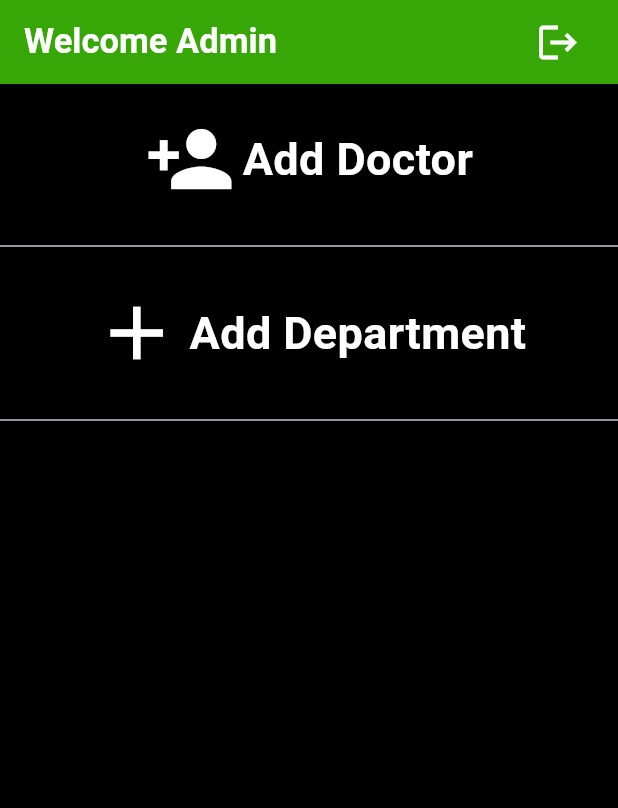
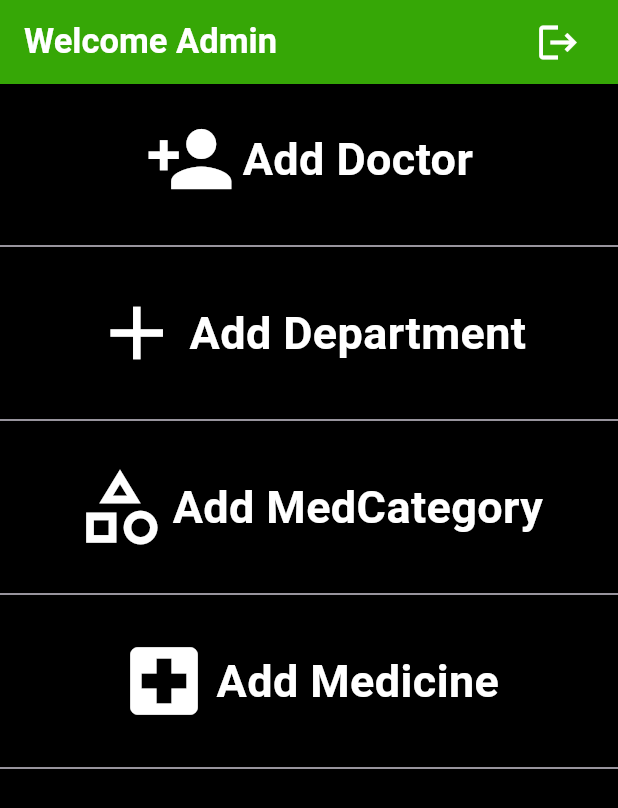
Before and after one commit to Shrijan125/Hospital_Management_Frontend_Flutter, a Flutter app: the HomePageAdmin screen opened directly, on a phone screen of 412 x 824 dp. Shown: the top 808 px of the screen. Run offline on Flutter 3.47's test engine with Material 3 defaults, Android fonts, the phone set to English and light mode, and no system bars; our stand-ins replace animated_text_kit, bloc, flutter_bloc, image_picker, jwt_decoder, page_transition and 1 more; accounts and stored records are empty.

Commit message:
Included addMedCategory functionality

```diff
--- a/lib/features/admin/add_department/bloc/add_department_bloc.dart
+++ b/lib/features/admin/add_department/bloc/add_department_bloc.dart
@@ -21,12 +21,15 @@ class AddDepartmentBloc extends Bloc<AddDepartmentEvent, AddDepartmentState> {
       emit(AddDepartmentSuccessState());
     } else if (response.statusCode == 400) {
       emit(AddDepartmentErrorState("Department name is required"));
+      emit(AddDepartmentInitial());
     } else if (response.statusCode == 500) {
       emit(AddDepartmentErrorState(
           "Something went wrong while creating the department"));
+      emit(AddDepartmentInitial());
     } else {
       emit(AddDepartmentErrorState(
           "Something went wrong while creating the department"));
+      emit(AddDepartmentInitial());
     }
   }
 }
--- /dev/null
+++ b/lib/features/admin/add_med_category/bloc/add_medicine_category_event.dart
@@ -0,0 +1,10 @@
+part of 'add_medicine_category_bloc.dart';
+
+@immutable
+sealed class AddMedicineCategoryEvent {}
+
+class AddMedicineButtonClickedEvent extends AddMedicineCategoryEvent {
+  final String categoryName;
+
+  AddMedicineButtonClickedEvent({required this.categoryName});
+}
--- /dev/null
+++ b/lib/features/admin/add_medicine/bloc/add_medicine_bloc.dart
@@ -0,0 +1,13 @@
+import 'package:bloc/bloc.dart';
+import 'package:meta/meta.dart';
+
+part 'add_medicine_event.dart';
+part 'add_medicine_state.dart';
+
+class AddMedicineBloc extends Bloc<AddMedicineEvent, AddMedicineState> {
+  AddMedicineBloc() : super(AddMedicineInitial()) {
+    on<AddMedicineEvent>((event, emit) {
+      // TODO: implement event handler
+    });
+  }
+}
--- /dev/null
+++ b/lib/features/admin/add_medicine/bloc/add_medicine_event.dart
@@ -0,0 +1,4 @@
+part of 'add_medicine_bloc.dart';
+
+@immutable
+sealed class AddMedicineEvent {}
--- /dev/null
+++ b/lib/features/admin/add_medicine/bloc/add_medicine_state.dart
@@ -0,0 +1,6 @@
+part of 'add_medicine_bloc.dart';
+
+@immutable
+sealed class AddMedicineState {}
+
+final class AddMedicineInitial extends AddMedicineState {}
--- a/lib/features/admin/home/bloc/admin_home_bloc.dart
+++ b/lib/features/admin/home/bloc/admin_home_bloc.dart
@@ -11,6 +11,8 @@ class AdminHomeBloc extends Bloc<AdminHomeEvent, AdminHomeState> {
     on<AdminLogoutButtonCLickedEvent>(adminLogoutButtonCLickedEvent);
     on<AddDoctorButtonClickedEvent>(addDoctorButtonClickedEvent);
     on<AddDepartmentButtonClickedEvent>(addDepartmentButtonClickedEvent);
+    on<AddMedCategoryButtonClickedEvent>(addMedCategoryButtonClickedEvent);
+    on<AddMedicineButtonClickedEvent>(addMedicineButtonClickedEvent);
   }
 
   FutureOr<void> adminLogoutButtonCLickedEvent(
@@ -27,4 +29,14 @@ class AdminHomeBloc extends Bloc<AdminHomeEvent, AdminHomeState> {
       AddDepartmentButtonClickedEvent event, Emitter<AdminHomeState> emit) {
     emit(AddDepartmentActionState());
   }
+
+  FutureOr<void> addMedCategoryButtonClickedEvent(
+      AddMedCategoryButtonClickedEvent event, Emitter<AdminHomeState> emit) {
+    emit(AddMedCategoryActionState());
+  }
+
+  FutureOr<void> addMedicineButtonClickedEvent(
+      AddMedicineButtonClickedEvent event, Emitter<AdminHomeState> emit) {
+    emit(AddMedicineActionState());
+  }
 }
--- a/lib/features/admin/home/bloc/admin_home_event.dart
+++ b/lib/features/admin/home/bloc/admin_home_event.dart
@@ -8,3 +8,7 @@ class AdminLogoutButtonCLickedEvent extends AdminHomeEvent {}
 class AddDoctorButtonClickedEvent extends AdminHomeEvent {}
 
 class AddDepartmentButtonClickedEvent extends AdminHomeEvent {}
+
+class AddMedCategoryButtonClickedEvent extends AdminHomeEvent {}
+
+class AddMedicineButtonClickedEvent extends AdminHomeEvent {}
--- a/lib/features/admin/home/bloc/admin_home_state.dart
+++ b/lib/features/admin/home/bloc/admin_home_state.dart
@@ -7,8 +7,12 @@ abstract class AdminHomeActionState extends AdminHomeState {}
 
 final class AdminHomeInitial extends AdminHomeState {}
 
-final class AdminLogoutActionState extends AdminHomeActionState {}
+class AdminLogoutActionState extends AdminHomeActionState {}
 
-final class AddDoctorActionState extends AdminHomeActionState {}
+class AddDoctorActionState extends AdminHomeActionState {}
 
-final class AddDepartmentActionState extends AdminHomeActionState {}
+class AddDepartmentActionState extends AdminHomeActionState {}
+
+class AddMedCategoryActionState extends AdminHomeActionState {}
+
+class AddMedicineActionState extends AdminHomeActionState {}
--- a/lib/features/admin/home/ui/home_page_admin.dart
+++ b/lib/features/admin/home/ui/home_page_admin.dart
@@ -2,6 +2,8 @@ import 'package:flutter/material.dart';
 import 'package:flutter_bloc/flutter_bloc.dart';
 import 'package:fontend/features/admin/add_doctor/ui/add_doctor.dart';
 import 'package:fontend/features/admin/add_department/ui/add_department.dart';
+import 'package:fontend/features/admin/add_med_category/ui/add_med_category.dart';
+import 'package:fontend/features/admin/add_medicine/ui/add_medicine.dart';
 import 'package:fontend/features/admin/home/bloc/admin_home_bloc.dart';
 import 'package:fontend/features/auth/ui/auth.dart';
 import 'package:fontend/utils/constants.dart';
@@ -31,6 +33,16 @@ class HomePageAdmin extends StatelessWidget {
         if (state is AddDoctorActionState) {
           Navigator.of(context).push(MaterialPageRoute(builder: (ctx) {
             return const AddDoctor();
+          }));
+        }
+        if (state is AddMedCategoryActionState) {
+          Navigator.of(context).push(MaterialPageRoute(builder: (ctx) {
+            return const MedCategory();
+          }));
+        }
+        if (state is AddMedicineActionState) {
+          Navigator.of(context).push(MaterialPageRoute(builder: (ctx) {
+            return const AddMedicine();
           }));
         }
       },
@@ -67,6 +79,20 @@ class HomePageAdmin extends StatelessWidget {
                   icon: Icons.add,
                   adminHomeBloc: adminHomeBloc,
                   event: AddDepartmentButtonClickedEvent()),
+              const Divider(),
+              ListTileAdminHome(
+                title: "Add MedCategory",
+                icon: Icons.category_outlined,
+                adminHomeBloc: adminHomeBloc,
+                event: AddMedCategoryButtonClickedEvent(),
+              ),
+              const Divider(),
+              ListTileAdminHome(
+                title: "Add Medicine",
+                icon: Icons.local_hospital,
+                adminHomeBloc: adminHomeBloc,
+                event: AddMedicineButtonClickedEvent(),
+              ),
               const Divider()
             ],
           ),
```
Also changed, not shown: lib/features/admin/add_med_category/bloc/add_medicine_category_bloc.dart (added, +37 -0 lines), lib/features/admin/add_med_category/bloc/add_medicine_category_state.dart (added, +20 -0 lines), lib/features/admin/add_med_category/ui/add_med_category.dart (added, +104 -0 lines), lib/features/admin/add_medicine/ui/add_medicine.dart (added, +10 -0 lines), lib/network/admin/admin_network_request.dart (+12 -0 lines).
